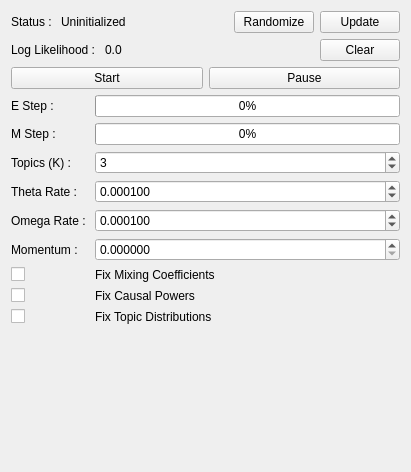
Before: the Qt Designer form learningwindow.ui in jpmccaffery/VideoAnalysis, drawn with Qt 5.
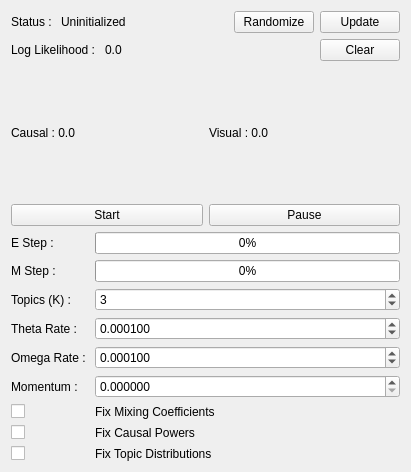
After: the same form once the commit is applied.

Diff of the .ui file:
```diff
--- a/learningwindow.ui
+++ b/learningwindow.ui
@@ -97,6 +97,24 @@
      </item>
     </layout>
    </item>
+   <item>
+    <layout class="QHBoxLayout" name="horizontalLayout_2">
+     <item>
+      <widget class="QLabel" name="causalLabel">
+       <property name="text">
+        <string>Causal : 0.0</string>
+       </property>
+      </widget>
+     </item>
+     <item>
+      <widget class="QLabel" name="visualLabel">
+       <property name="text">
+        <string>Visual : 0.0</string>
+       </property>
+      </widget>
+     </item>
+    </layout>
+   </item>
    <item>
     <layout class="QHBoxLayout" name="horizontalLayout">
      <item>
```
